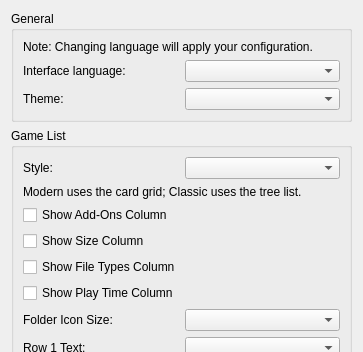
BrunoSilvestre00/Lichii, file src/yuzu/configuration/configure_ui.ui: the form before one commit; both pictures show x 0 to 363 and y 0 to 352 of the 363 by 613 pixel window.
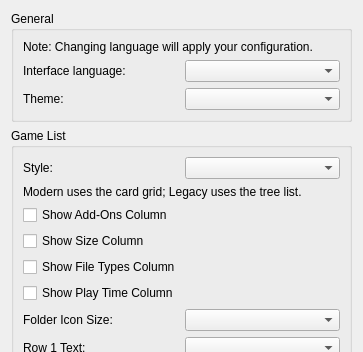
The form after the commit.

Diff of the .ui file:
```diff
--- a/src/yuzu/configuration/configure_ui.ui
+++ b/src/yuzu/configuration/configure_ui.ui
@@ -93,7 +93,7 @@
         <item>
          <widget class="QLabel" name="game_library_style_note">
           <property name="text">
-           <string>Modern uses the card grid; Classic uses the tree list.</string>
+           <string>Modern uses the card grid; Legacy uses the tree list.</string>
           </property>
           <property name="wordWrap">
            <bool>true</bool>
```
